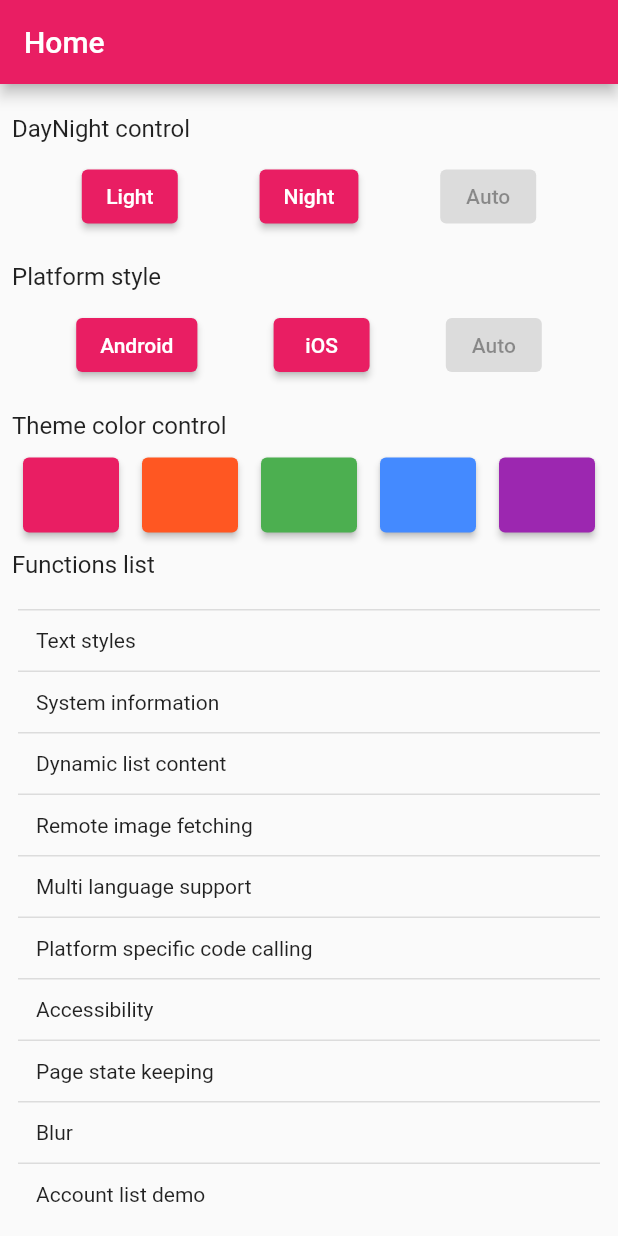
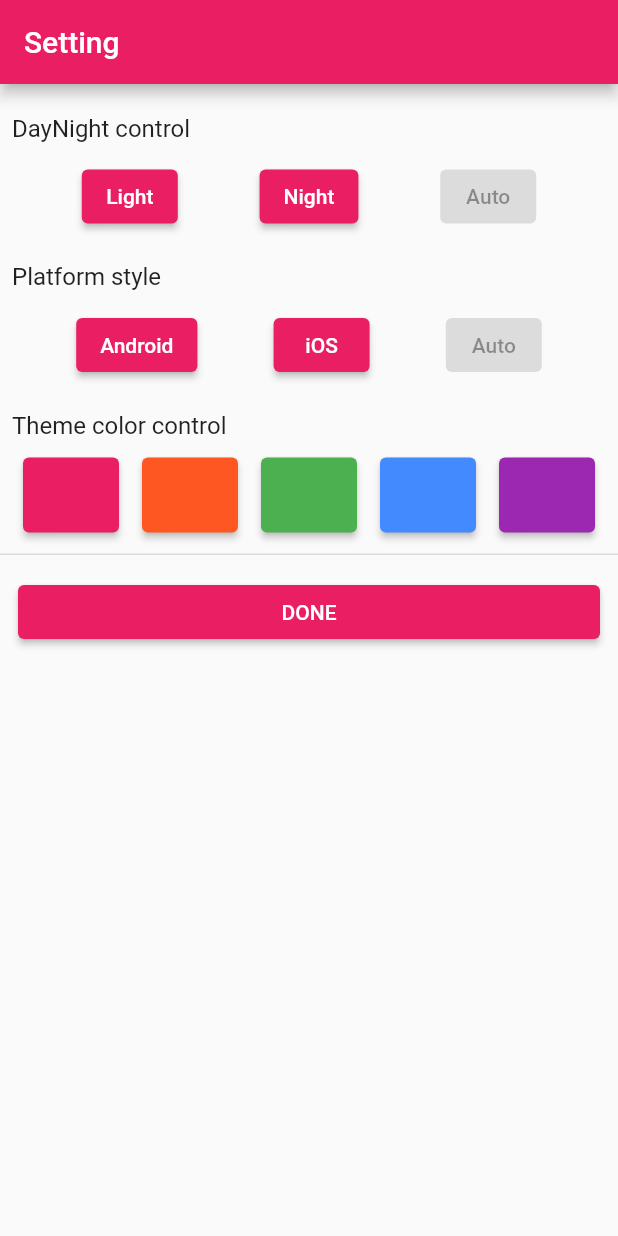
Before and after one commit to ocwvar/FlutterPlayground, a Flutter app: the screen it shows after launch, on a phone screen of 412 x 824 dp. Run offline on Flutter 3.47's test engine with Material 2 defaults, Android fonts, the phone set to English and light mode, and no system bars; our stand-ins replace dio.

Commit message:
moved theme settings into setting view

```diff
--- a/lib/main.dart
+++ b/lib/main.dart
@@ -2,7 +2,7 @@ import 'package:flutter/material.dart';
 import 'package:flutter_localizations/flutter_localizations.dart';
 import 'package:flutter_playground/base/theme_view_model.dart';
 import 'package:flutter_playground/generated/l10n.dart';
-import 'package:flutter_playground/page/home/view.dart';
+import 'package:flutter_playground/page/setting/view.dart';
 import 'package:flutter_playground/widget/platform/app.dart';
 import 'package:provider/provider.dart';
 
@@ -34,7 +34,7 @@ class PlaygroundApp extends StatelessWidget {
                   GlobalCupertinoLocalizations.delegate,
                 ],
                 supportedLocales: S.delegate.supportedLocales,
-                home: HomeView(viewModel)
+                home: SettingView(themeViewModel: viewModel)
             ).getPlatformObject(context);
           },
         ),
--- a/lib/page/home/model.dart
+++ b/lib/page/feature/model.dart
@@ -1,4 +1,4 @@
-class HomeModel {
+class FeatureModel {
   /// page type list
   final List<PageModel> pages = [
     PageModel("Text styles", PageType.textStyles),
--- a/lib/page/home/view.dart
+++ /dev/null
@@ -1,281 +0,0 @@
-import 'package:flutter/cupertino.dart';
-import 'package:flutter/material.dart';
-import 'package:flutter_playground/base/platform_control.dart';
-import 'package:flutter_playground/base/theme_view_model.dart';
-import 'package:flutter_playground/page/accessibility/view.dart';
-import 'package:flutter_playground/page/demo_account/account_list/view.dart';
-import 'package:flutter_playground/page/dynamic_list/view.dart';
-import 'package:flutter_playground/page/language/view.dart';
-import 'package:flutter_playground/page/platform/view.dart';
-import 'package:flutter_playground/page/remote_image/view.dart';
-import 'package:flutter_playground/page/system_info/view.dart';
-import 'package:flutter_playground/widget/platform/app_bar.dart';
-import 'package:flutter_playground/widget/platform/button.dart';
-import 'package:flutter_playground/widget/platform/list_item.dart';
-import 'package:flutter_playground/widget/platform/scaffold.dart';
-
-import '../../widget/platform/base.dart';
-import '../blur/view.dart';
-import '../keep_state/view.dart';
-import '../text_styles/view.dart';
-import 'model.dart';
-
-class HomeView extends StatefulWidget {
-
-  final ThemeViewModel _viewModel;
-
-  const HomeView(this._viewModel, {Key? key}) : super(key: key);
-
-  @override
-  State<StatefulWidget> createState() => _HomeView();
-}
-
-class _HomeView extends State<HomeView> {
-
-  @override
-  Widget build(BuildContext context) {
-    final HomeModel model = HomeModel();
-
-    return PlatformScaffold(
-      isiOSLargeStyle: true,
-      platformAppBar: PlatformAppBar(
-          context: context,
-          title: "Home",
-          hasBackAction: false
-      ),
-      body: SingleChildScrollView(
-        child: Column(
-            crossAxisAlignment: CrossAxisAlignment.start,
-            children: [
-              // day-night panel
-              Padding(
-                  padding: const EdgeInsets.only(left: 8, top: 20),
-                  child: Text("DayNight control", style: getNullablePlatformObject<TextStyle>(
-                      forAndroid: Theme.of(context).textTheme.titleMedium,
-                      forIOS: CupertinoTheme.of(context).textTheme.textStyle
-                  ))
-              ),
-              createDayNightButtonPanel(context),
-
-              // platform version panel
-              Padding(
-                  padding: const EdgeInsets.only(left: 8, top: 8),
-                  child: Text("Platform style", style: getNullablePlatformObject<TextStyle>(
-                      forAndroid: Theme.of(context).textTheme.titleMedium,
-                      forIOS: CupertinoTheme.of(context).textTheme.textStyle
-                  ))
-              ),
-              createPlatformButtonPanel(context),
-
-              // theme color panel
-              Padding(
-                  padding: const EdgeInsets.only(left: 8, top: 8),
-                  child: Text("Theme color control", style: getNullablePlatformObject<TextStyle>(
-                      forAndroid: Theme.of(context).textTheme.titleMedium,
-                      forIOS: CupertinoTheme.of(context).textTheme.textStyle
-                  ))
-              ),
-              createThemeColorPanel(context),
-
-              // functions list
-              Padding(
-                  padding: const EdgeInsets.only(left: 8, bottom: 8),
-                  child: Text("Functions list", style: getNullablePlatformObject<TextStyle>(
-                      forAndroid: Theme.of(context).textTheme.titleMedium,
-                      forIOS: CupertinoTheme.of(context).textTheme.textStyle
-                  ))
-              ),
-              ListView.builder(
-                  padding: const EdgeInsets.all(12),
-                  physics: const NeverScrollableScrollPhysics(),
-                  shrinkWrap: true,
-                  primary: false,
-                  itemBuilder: (context, index) => createPageListView(context, model, index),
-                  itemCount: model.pages.length
-              )
-            ]
-        ),
-      ),
-    );
-  }
-
-  /// on user clicked day-night control buttons
-  /// @param [DayNightType]
-  void onClickDayNightButton(DayNightType type) {
-    widget._viewModel.changeType(type);
-  }
-
-  /// on user clicked platform version control buttons
-  /// @param [PlatformVersion]
-  void onClickPlatformVersionButton(PlatformVersion platformVersion) {
-    widget._viewModel.setPlatformVersion(platformVersion);
-  }
-
-  /// Theme color control buttons panel
-  /// @return [Widget]
-  Widget createThemeColorPanel(BuildContext context) {
-    Widget wrapCard(Color targetColor) {
-      return PlatformButton(
-          onPressed: () => widget._viewModel.changeThemeColor(targetColor, true),
-          androidButtonStyle: ButtonStyle(
-              backgroundColor: MaterialStateProperty.all(targetColor),
-              fixedSize: MaterialStateProperty.all(const Size(50.0, 50.0))
-          ),
-          iosButtonColor: targetColor,
-          iosButtonPadding: EdgeInsets.zero,
-          child: const SizedBox(width: 50, height: 50)
-      );
-    }
-
-    return Padding(
-      padding: const EdgeInsets.only(top: 12, bottom: 12),
-      child: Row(
-        mainAxisAlignment: MainAxisAlignment.center,
-        children: [
-          const Spacer(),
-          wrapCard(Colors.pink),
-          const Spacer(),
-          wrapCard(Colors.deepOrange),
-          const Spacer(),
-          wrapCard(Colors.green),
-          const Spacer(),
-          wrapCard(Colors.blueAccent),
-          const Spacer(),
-          wrapCard(Colors.purple),
-          const Spacer(),
-        ],
-      ),
-    );
-  }
-
-  /// Platform version control buttons panel
-  /// @return [Widget]
-  Widget createPlatformButtonPanel(BuildContext context) {
-
-    /// get function that will be toggle when button click
-    /// @param [DayNightType]
-    /// @return [Function?] null if given [DayNightType] is currently using
-    Function() getClickFunction(PlatformVersion platformVersion) {
-      return () { onClickPlatformVersionButton(platformVersion); };
-    }
-
-    final PlatformVersion currentVersion = PlatformControl.self.currentPlatform;
-
-    return Padding(
-      padding: const EdgeInsets.only(top: 12, bottom: 12),
-      child: Row(
-        children: [
-          const Spacer(),
-          PlatformButton(
-              isDisable: currentVersion == PlatformVersion.aOS,
-              onPressed: getClickFunction(PlatformVersion.aOS) ,
-              child: const Text("Android")),
-          const Spacer(),
-          PlatformButton(
-              isDisable: currentVersion == PlatformVersion.iOS,
-              onPressed: getClickFunction(PlatformVersion.iOS) ,
-              child: const Text("iOS")),
-          const Spacer(),
-          PlatformButton(
-              isDisable: currentVersion == PlatformVersion.auto,
-              onPressed: getClickFunction(PlatformVersion.auto) ,
-              child: const Text("Auto")),
-          const Spacer(),
-        ],
-      ),
-    );
-  }
-
-  /// Day-Night control buttons panel
-  /// @return [Widget]
-  Widget createDayNightButtonPanel(BuildContext context) {
-
-    /// get function that will be toggle when button click
-    /// @param [DayNightType]
-    /// @return [Function?] null if given [DayNightType] is currently using
-    Function() getClickFunction(DayNightType targetType) {
-      return () { onClickDayNightButton(targetType); };
-    }
-
-    final DayNightType currentType = widget._viewModel.currentType;
-
-    return Padding(
-      padding: const EdgeInsets.only(top: 12, bottom: 12),
-      child: Row(
-        children: [
-          const Spacer(),
-          PlatformButton(
-              isDisable: currentType == DayNightType.light,
-              onPressed: getClickFunction(DayNightType.light) ,
-              child: const Text("Light")),
-          const Spacer(),
-          PlatformButton(
-              isDisable: currentType == DayNightType.night,
-              onPressed: getClickFunction(DayNightType.night) ,
-              child: const Text("Night")),
-          const Spacer(),
-          PlatformButton(
-              isDisable: currentType == DayNightType.followSystem,
-              onPressed: getClickFunction(DayNightType.followSystem) ,
-              child: const Text("Auto")),
-          const Spacer(),
-        ],
-      ),
-    );
-  }
-
-  /// get list item widget to display
-  /// @return [Widget] of list item
-  Widget createPageListView(BuildContext context, HomeModel model, int index) {
-
-    /// find a [Widget] page is match given [PageType]
-    /// @return [Widget] maybe NULL if not matching
-    Widget? findPageByType(PageType type) {
-      switch (type) {
-        case PageType.textStyles:
-          return const TextStylesView();
-
-        case PageType.systemInfo:
-          return const SystemInfoView();
-
-        case PageType.dynamicList:
-          return const DynamicListView();
-
-        case PageType.remoteImage:
-          return const RemoteImageView();
-
-        case PageType.multiLanguage:
-          return LanguageView();
-
-        case PageType.platformSpecific:
-          return const PlatformCodeView();
-
-        case PageType.accessibility:
-          return const AccessibilityView();
-
-        case PageType.keepState:
-          return const KeepStateView();
-
-        case PageType.blur:
-          return const BlurDemoView();
-
-        case PageType.accountList:
-          return const AccountListView();
-
-        default:
-          return null;
-      }
-    }
-
-    final PageModel pageModel = model.pages[index];
-    final Widget? page = findPageByType(pageModel.pageType);
-
-    // if cant find matching page, will not pass click event to list item
-    final Function() onClick = page == null ? (){} : () =>
-    {
-      Navigator.push(context, MaterialPageRoute(builder: (context) => page))
-    };
-
-    return PlatformListItem(title: pageModel.title, onPressed: onClick);
-  }
-}
--- /dev/null
+++ b/lib/page/setting/view.dart
@@ -0,0 +1,207 @@
+import 'package:flutter/cupertino.dart';
+import 'package:flutter/material.dart';
+import 'package:flutter_playground/base/theme_view_model.dart';
+import 'package:flutter_playground/widget/platform/scaffold.dart';
+
+import '../../base/platform_control.dart';
+import '../../widget/platform/app_bar.dart';
+import '../../widget/platform/base.dart';
+import '../../widget/platform/button.dart';
+import '../../widget/platform/platform_extension.dart';
+import '../feature/view.dart';
+
+class SettingView extends StatelessWidget {
+  final ThemeViewModel themeViewModel;
+
+  const SettingView({Key? key, required this.themeViewModel}) : super(key: key);
+
+  @override
+  Widget build(BuildContext context) {
+    return PlatformScaffold(
+        isiOSLargeStyle: true,
+        platformAppBar: PlatformAppBar(
+            context: context,
+            title: "Setting",
+            hasBackAction: false
+        ),
+        body: SingleChildScrollView(
+          child: Column(
+              crossAxisAlignment: CrossAxisAlignment.start,
+              children: [
+                // day-night panel
+                Padding(
+                    padding: const EdgeInsets.only(left: 8, top: 20),
+                    child: Text("DayNight control", style: getNullablePlatformObject<TextStyle>(
+                        forAndroid: Theme.of(context).textTheme.titleMedium,
+                        forIOS: CupertinoTheme.of(context).textTheme.textStyle
+                    ))
+                ),
+                createDayNightButtonPanel(context),
+
+                // platform version panel
+                Padding(
+                    padding: const EdgeInsets.only(left: 8, top: 8),
+                    child: Text("Platform style", style: getNullablePlatformObject<TextStyle>(
+                        forAndroid: Theme.of(context).textTheme.titleMedium,
+                        forIOS: CupertinoTheme.of(context).textTheme.textStyle
+                    ))
+                ),
+                createPlatformButtonPanel(context),
+
+                // theme color panel
+                Padding(
+                    padding: const EdgeInsets.only(left: 8, top: 8),
+                    child: Text("Theme color control", style: getNullablePlatformObject<TextStyle>(
+                        forAndroid: Theme.of(context).textTheme.titleMedium,
+                        forIOS: CupertinoTheme.of(context).textTheme.textStyle
+                    ))
+                ),
+                createThemeColorPanel(context),
+
+                // entry point features list page
+                const Divider(height: 5,thickness: 1,),
+                SizedBox(
+                  width: double.infinity,
+                  child: Padding(
+                    padding: const EdgeInsets.all(12),
+                    child: PlatformButton(
+                      onPressed: () => enterFeaturePage(context),
+                      child: const Text("DONE"),
+                    ),
+                  ),
+                )
+              ]
+          ),
+        ),
+    );
+  }
+
+  void enterFeaturePage(BuildContext context) {
+    PlatformNavigator.pushByPlatform(context, const FeatureView());
+  }
+
+  /// on user clicked day-night control buttons
+  /// @param [DayNightType]
+  void onClickDayNightButton(DayNightType type) {
+    themeViewModel.changeType(type);
+  }
+
+  /// on user clicked platform version control buttons
+  /// @param [PlatformVersion]
+  void onClickPlatformVersionButton(PlatformVersion platformVersion) {
+    themeViewModel.setPlatformVersion(platformVersion);
+  }
+
+  /// Theme color control buttons panel
+  /// @return [Widget]
+  Widget createThemeColorPanel(BuildContext context) {
+    Widget wrapCard(Color targetColor) {
+      return PlatformButton(
+          onPressed: () => themeViewModel.changeThemeColor(targetColor, true),
+          androidButtonStyle: ButtonStyle(
+              backgroundColor: MaterialStateProperty.all(targetColor),
+              fixedSize: MaterialStateProperty.all(const Size(50.0, 50.0))
+          ),
+          iosButtonColor: targetColor,
+          iosButtonPadding: EdgeInsets.zero,
+          child: const SizedBox(width: 50, height: 50)
+      );
+    }
+
+    return Padding(
+      padding: const EdgeInsets.only(top: 12, bottom: 12),
+      child: Row(
+        mainAxisAlignment: MainAxisAlignment.center,
+        children: [
+          const Spacer(),
+          wrapCard(Colors.pink),
+          const Spacer(),
+          wrapCard(Colors.deepOrange),
+          const Spacer(),
+          wrapCard(Colors.green),
+          const Spacer(),
+          wrapCard(Colors.blueAccent),
+          const Spacer(),
+          wrapCard(Colors.purple),
+          const Spacer(),
+        ],
+      ),
+    );
+  }
+
+  /// Platform version control buttons panel
+  /// @return [Widget]
+  Widget createPlatformButtonPanel(BuildContext context) {
+
+    /// get function that will be toggle when button click
+    /// @param [DayNightType]
+    /// @return [Function?] null if given [DayNightType] is currently using
+    Function() getClickFunction(PlatformVersion platformVersion) {
+      return () { onClickPlatformVersionButton(platformVersion); };
+    }
+
+    final PlatformVersion currentVersion = PlatformControl.self.currentPlatform;
+
+    return Padding(
+      padding: const EdgeInsets.only(top: 12, bottom: 12),
+      child: Row(
+        children: [
+          const Spacer(),
+          PlatformButton(
+              isDisable: currentVersion == PlatformVersion.aOS,
+              onPressed: getClickFunction(PlatformVersion.aOS) ,
+              child: const Text("Android")),
+          const Spacer(),
+          PlatformButton(
+              isDisable: currentVersion == PlatformVersion.iOS,
+              onPressed: getClickFunction(PlatformVersion.iOS) ,
+              child: const Text("iOS")),
+          const Spacer(),
+          PlatformButton(
+              isDisable: currentVersion == PlatformVersion.auto,
+              onPressed: getClickFunction(PlatformVersion.auto) ,
+              child: const Text("Auto")),
+          const Spacer(),
+        ],
+      ),
+    );
+  }
+
+  /// Day-Night control buttons panel
+  /// @return [Widget]
+  Widget createDayNightButtonPanel(BuildContext context) {
+
+    /// get function that will be toggle when button click
+    /// @param [DayNightType]
+    /// @return [Function?] null if given [DayNightType] is currently using
+    Function() getClickFunction(DayNightType targetType) {
+      return () { onClickDayNightButton(targetType); };
+    }
+
+    final DayNightType currentType = themeViewModel.currentType;
+
+    return Padding(
+      padding: const EdgeInsets.only(top: 12, bottom: 12),
+      child: Row(
+        children: [
+          const Spacer(),
+          PlatformButton(
+              isDisable: currentType == DayNightType.light,
+              onPressed: getClickFunction(DayNightType.light) ,
+              child: const Text("Light")),
+          const Spacer(),
+          PlatformButton(
+              isDisable: currentType == DayNightType.night,
+              onPressed: getClickFunction(DayNightType.night) ,
+              child: const Text("Night")),
+          const Spacer(),
+          PlatformButton(
+              isDisable: currentType == DayNightType.followSystem,
+              onPressed: getClickFunction(DayNightType.followSystem) ,
+              child: const Text("Auto")),
+          const Spacer(),
+        ],
+      ),
+    );
+  }
+}
--- a/lib/widget/list_item.dart
+++ b/lib/widget/list_item.dart
@@ -7,7 +7,6 @@ Widget createListItem(BuildContext context, String title, bool enabled, Function
       onTap: () => block?.call(),
       child: Column(
         children: [
-          const Divider(height: 1,thickness: 1,),
           Padding(
               padding: const EdgeInsets.all(12),
               child: SizedBox(
@@ -21,7 +20,8 @@ Widget createListItem(BuildContext context, String title, bool enabled, Function
                   ),
                 ),
               )
-          )
+          ),
+          const Divider(height: 1,thickness: 1,),
         ],
       ),
     );
```
Also changed, not shown: lib/page/feature/view.dart (added, +101 -0 lines), lib/widget/platform/list_item.dart (+4 -4 lines), lib/widget/platform/platform_extension.dart (added, +18 -0 lines).
